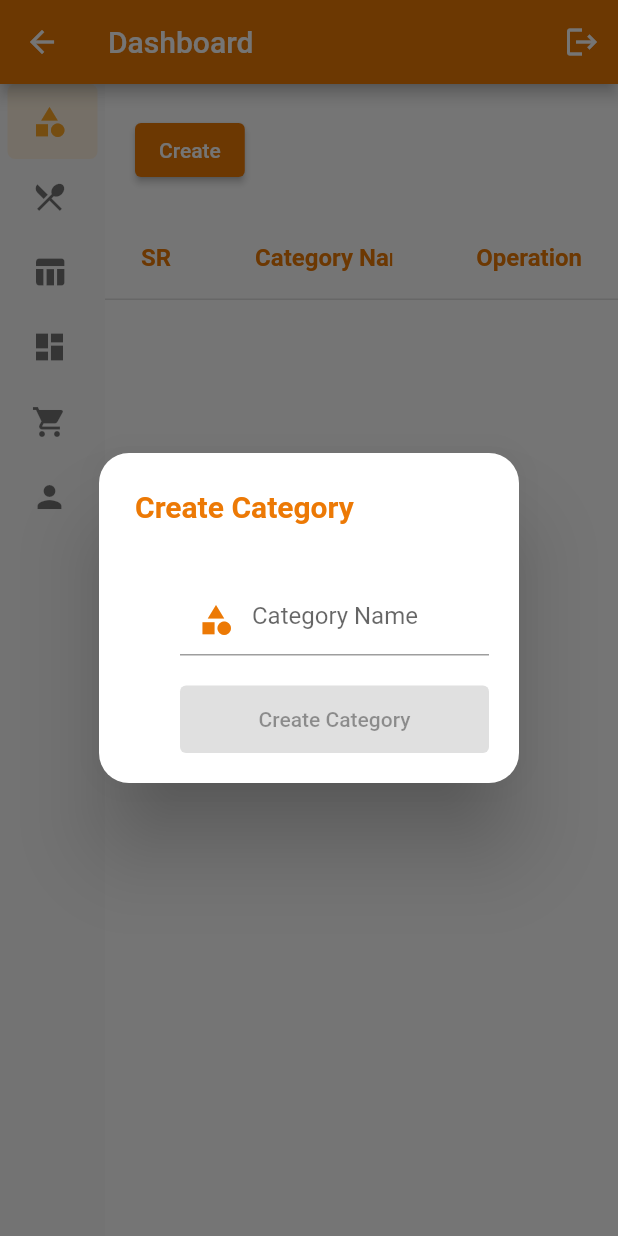
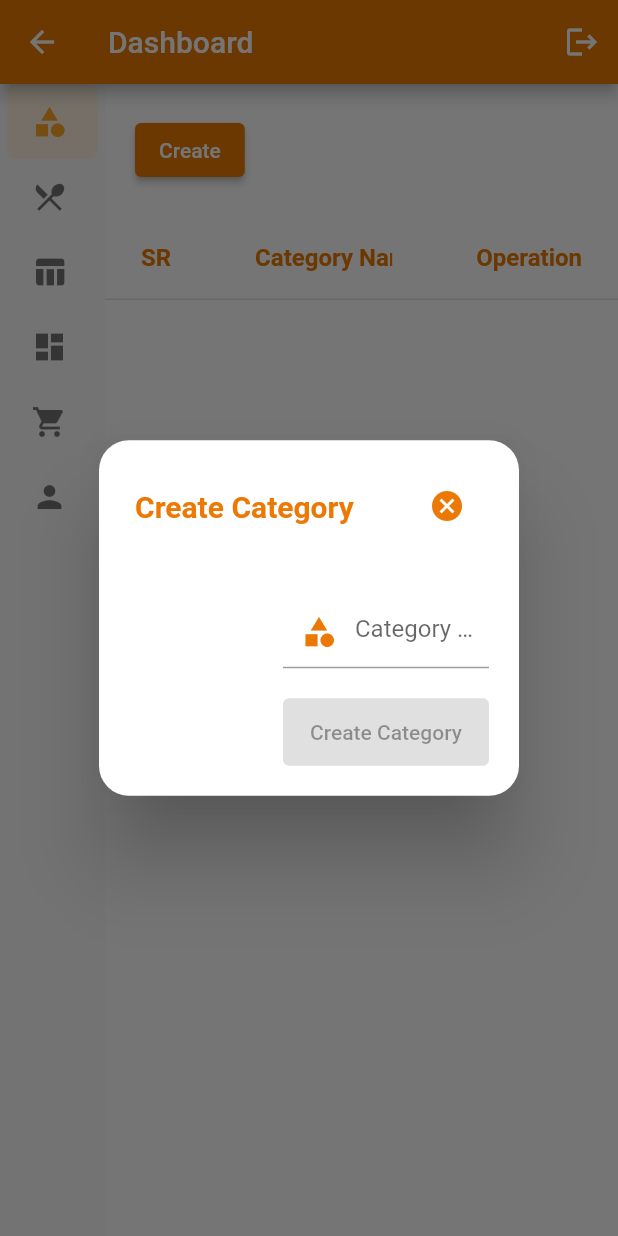
Before and after one commit to Abhu2002/neoPOS, a Flutter app: the DashboardPage screen opened by its route, after a tap on "Create", on a phone screen of 412 x 824 dp. Run offline on Flutter 3.47's test engine with Material 2 defaults, Android fonts, the phone set to English and light mode, and no system bars; drawn by our look-alikes of easy_sidemenu; our stand-ins replace bloc, cloud_firestore, equatable, firebase_core, flutter_bloc, flutter_svg; accounts and stored records are empty; generated files the repository leaves out were written again.

Commit message:
NP-39 Heading and popup box design changes

```diff
--- a/lib/main.dart
+++ b/lib/main.dart
@@ -48,7 +48,6 @@ class MyApp extends StatelessWidget {
         BlocProvider(create: (_) => CreateCategoryBloc()),
         BlocProvider(create: (_) => CategoryDeletionBloc()),
         BlocProvider(create: (_) => CategoryUpdateBloc()),
-        Provider(create: (_) => TablesRepository()),
         BlocProvider(create: (_) => CreateUserBloc()),
         BlocProvider(create: (_) => UpdateUserBloc()),
         BlocProvider(create: (_) => ReadUserBloc()),
--- a/lib/screens/category/category_operation/create_operation/create_category_dialog.dart
+++ b/lib/screens/category/category_operation/create_operation/create_category_dialog.dart
@@ -2,6 +2,7 @@ import 'package:flutter/material.dart';
 import 'package:flutter_bloc/flutter_bloc.dart';
 import 'package:neopos/utils/app_colors.dart';
 import 'package:flutter_gen/gen_l10n/app_localizations.dart';
+import 'package:neopos/utils/popup_cancel_button.dart';
 import 'create_category_bloc.dart';
 
 class CreateCategoryForm extends StatefulWidget {
@@ -24,12 +25,6 @@ class _CreateCategoryFormState extends State<CreateCategoryForm> {
     super.initState();
   }
 
-  // @override
-  // void dispose() {
-  //   categoryReadBloc!.close();
-  //   super.dispose();
-  // }
-
   @override
   Widget build(BuildContext context) {
     // categoryReadBloc = BlocProvider.of<CreateCategoryBloc>(context);
@@ -40,18 +35,12 @@ class _CreateCategoryFormState extends State<CreateCategoryForm> {
       shape: const RoundedRectangleBorder(
           borderRadius: BorderRadius.all(Radius.circular(20))),
       actionsPadding: const EdgeInsets.all(20),
-      title: Text(
-        AppLocalizations.of(context)!.create_category,
-        style: const TextStyle(
-            fontSize: 20,
-            fontWeight: FontWeight.bold,
-            color: AppColors.mainTextColor),
-      ),
+      title: PopUpRow(title: AppLocalizations.of(context)!.create_category),
       actions: [
         Form(
           key: formKey,
           child: SizedBox(
-            width: MediaQuery.of(context).size.width / 2,
+            width: MediaQuery.of(context).size.width / 3,
             child: Column(
               children: [
                 BlocBuilder<CreateCategoryBloc, CreateCategoryState>(
--- a/lib/screens/category/category_page/read_category_page.dart
+++ b/lib/screens/category/category_page/read_category_page.dart
@@ -85,7 +85,7 @@ class _CategoryReadState extends State<CategoryRead> {
                                                     ReadCategoryBloc>(context)
                                                 .add(InitialEvent()));
                                           },
-                                          child: const Text("Update")),
+                                          child:const Icon(Icons.edit)),
                                     ),
                                     Padding(
                                       padding: const EdgeInsets.all(10.0),
@@ -101,7 +101,7 @@ class _CategoryReadState extends State<CategoryRead> {
                                                     ReadCategoryBloc>(context)
                                                 .add(InitialEvent()));
                                           },
-                                          child: const Text("Delete")),
+                                          child: const Icon(Icons.delete)),
                                     )
                                   ],
                                 )),
--- a/lib/screens/dashboard/dashboard_page.dart
+++ b/lib/screens/dashboard/dashboard_page.dart
@@ -1,11 +1,10 @@
 import 'package:easy_sidemenu/easy_sidemenu.dart';
 import 'package:flutter/material.dart';
 import '../../navigation/route_paths.dart';
-import 'package:neopos/screens/users/user_operations/user_update/update_user_page.dart';
 import 'package:neopos/utils/app_colors.dart';
 import '../table/table_page/table_page.dart';
 import '../category/category_page/read_category_page.dart';
-import '../users/user_operations/user_create/create_user_page.dart';
+import '../users/user_operations/user_create/create_user_dialog.dart';
 import '../users/user_page/read_user_page.dart';
 
 class DashboardPage extends StatefulWidget {
@@ -96,7 +95,7 @@ class _DashboardPage extends State<DashboardPage> {
                 SideMenu(
                     items: items,
                     controller: sideMenu,
-                    style: SideMenuStyle(
+                    style: SideMenuStyle(openSideMenuWidth:180,
                         backgroundColor: Colors.grey.shade50,
                         selectedColor: AppColors.primarySwatch.shade50,
                         selectedIconColor: AppColors.primarySwatch.shade400,
@@ -108,7 +107,7 @@ class _DashboardPage extends State<DashboardPage> {
                     controller: pageController,
                     children: [
                       const SingleChildScrollView(child: CategoryRead()),
-                      const SingleChildScrollView(child: TableRead()),
+                      ///TODO Product page Pending
                       Center(
                         child: ElevatedButton(
                           child: Text("Create Category"),
@@ -127,8 +126,8 @@ class _DashboardPage extends State<DashboardPage> {
                           },
                         ),
                       ),
-
-                      ///TODO
+                      const SingleChildScrollView(child: TableRead()),
+                      ///TODO DashBoard and History page pending
                       const Center(
                         child: Text('Dashboard'),
                       ),
--- a/lib/screens/table/table_operation/delete_operation/delete_table_dialog.dart
+++ b/lib/screens/table/table_operation/delete_operation/delete_table_dialog.dart
@@ -1,5 +1,6 @@
 import 'package:flutter/material.dart';
 import 'package:flutter_bloc/flutter_bloc.dart';
+import 'package:neopos/utils/popup_cancel_button.dart';
 import 'delete_bloc.dart';
 import 'delete_event.dart';
 import 'delete_state.dart';
@@ -38,7 +39,7 @@
       },
       builder: (context, state) {
         return AlertDialog(
-          title: const Text('Enter Credentials'),
+          title: const PopUpRow(title: 'Enter Credentials'),
           content: Column(
             mainAxisSize: MainAxisSize.min,
             children: [
--- a/lib/screens/table/table_operation/update_operation/table_update_dialog.dart
+++ b/lib/screens/table/table_operation/update_operation/table_update_dialog.dart
@@ -1,5 +1,6 @@
 import 'package:flutter/material.dart';
 import 'package:flutter_bloc/flutter_bloc.dart';
+import 'package:neopos/utils/popup_cancel_button.dart';
 import 'update_bloc.dart';
 import 'update_event.dart';
 
@@ -25,7 +26,7 @@ class _UpdateTableFormState extends State<UpdateTableForm> {
     String newName = widget.tableName;
     String newCapacity = widget.tableCapacity;
     return AlertDialog(
-      title: const Text('Update Table'),
+      title: const PopUpRow(title: 'Update Table'),
       content: Column(
         mainAxisSize:  MainAxisSize.min,
         children: [
--- /dev/null
+++ b/lib/utils/popup_cancel_button.dart
@@ -0,0 +1,30 @@
+import 'package:flutter/material.dart';
+import 'app_colors.dart';
+class PopUpRow extends StatefulWidget {
+  final String title;
+  const PopUpRow({super.key, required this.title});
+
+  @override
+  State<PopUpRow> createState() => _PopUpRowState();
+}
+
+class _PopUpRowState extends State<PopUpRow> {
+  @override
+  Widget build(BuildContext context) {
+    return SizedBox(
+      height: 40,
+      child: Row(
+          children: [
+            Text(
+              widget.title,
+              style: const TextStyle(
+                  fontSize: 20,
+                  fontWeight: FontWeight.bold,
+                  color: AppColors.mainTextColor),
+            ),
+            const Spacer(),
+            IconButton(onPressed:() => Navigator.pop(context), icon: const Icon(Icons.cancel,color: AppColors.primaryColor,))
+          ]),
+    );
+  }
+}
```
Also changed, not shown: lib/screens/category/category_operation/delete_operation/delete_category_dialog.dart (+2 -5 lines), lib/screens/category/category_operation/update_operation/category_update_dialog.dart (+4 -9 lines), lib/screens/table/table_operation/create_operation/create_table_dialog.dart (renamed from lib/screens/table/table_operation/create_operation/create_table_page.dart, +2 -7 lines), lib/screens/table/table_page/table_page.dart (+3 -11 lines), lib/screens/users/user_operations/user_create/create_user_dialog.dart (renamed from lib/screens/users/user_operations/user_create/create_user_page.dart, +2 -10 lines), lib/screens/users/user_operations/user_delete/delete_user_dialog.dart (renamed from lib/screens/users/user_operations/user_delete/delete_user_page.dart, +2 -7 lines), lib/screens/users/user_operations/user_update/update_user_dialog.dart (renamed from lib/screens/users/user_operations/user_update/update_user_page.dart, +2 -7 lines), lib/screens/users/user_page/read_user_page.dart (+5 -5 lines).
